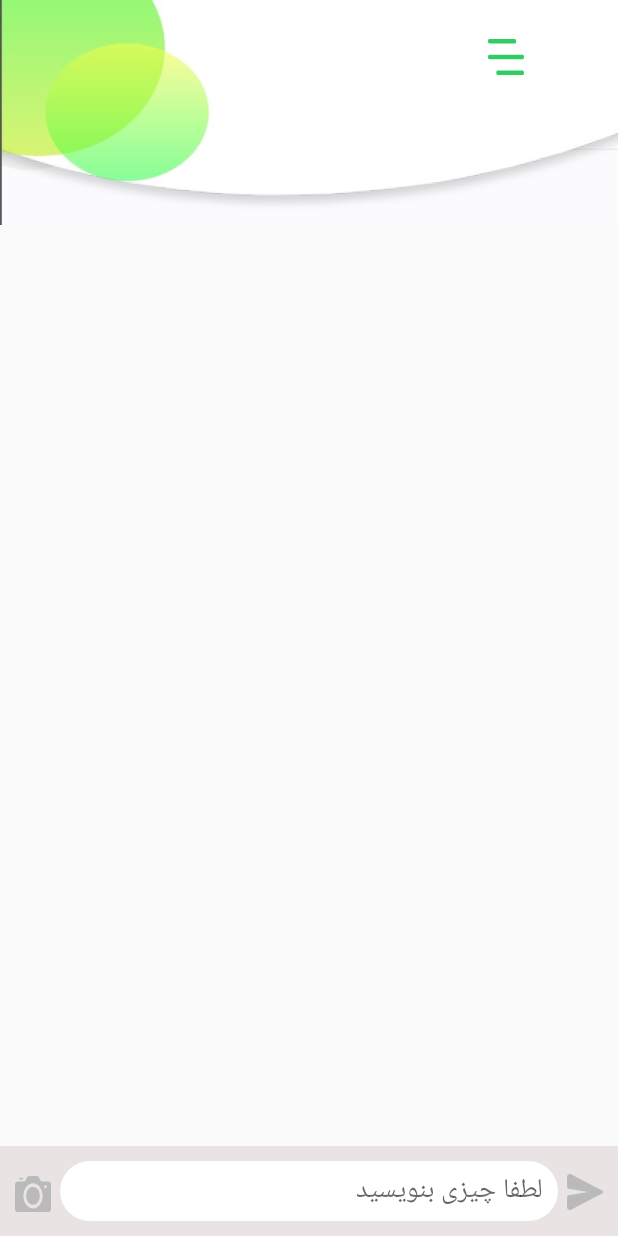
After one commit to gelophoneTeam/DarokhanehApp, an Android app: the Chat screen opened directly, with no data from a screen before it, on a phone screen of 412 x 824 dp. The commit adds this screen. Run offline under Robolectric (Android 15) with nearby library versions, the phone set to English and light mode, and no system bars.

Commit message:
Add chat page

```diff
--- a/app/src/main/AndroidManifest.xml
+++ b/app/src/main/AndroidManifest.xml
@@ -17,7 +17,8 @@
             </intent-filter>
         </activity>
         <activity android:name=".LogIn" />
-        <activity android:name=".VerificationCode"></activity>
+        <activity android:name=".VerificationCode" />
+        <activity android:name=".Chat"></activity>
     </application>
 
 </manifest>
--- /dev/null
+++ b/app/src/main/java/com/example/malizen/darokhanehapp/Chat.java
@@ -0,0 +1,112 @@
+package com.example.malizen.darokhanehapp;
+
+import android.support.v7.app.AppCompatActivity;
+import android.os.Bundle;
+
+import android.content.Intent;
+import android.database.DataSetObserver;
+import android.provider.MediaStore;
+import android.support.v7.app.AppCompatActivity;
+import android.os.Bundle;
+import android.view.KeyEvent;
+import android.view.View;
+import android.widget.AbsListView;
+import android.widget.EditText;
+import android.widget.ImageView;
+import android.widget.ListView;
+
+public class Chat extends AppCompatActivity {
+    private static final String TAG = "ChatActivity";
+    private ChatAdapter adp;
+    private ListView list;
+    private EditText chatText;
+    private ImageView send,camera;
+    Intent intent;
+    private boolean side = false;
+    @Override
+    protected void onCreate(Bundle savedInstanceState) {
+        super.onCreate(savedInstanceState);
+        setContentView(R.layout.activity_chat);
+        Intent i = getIntent();
+
+
+
+        send = (ImageView) findViewById(R.id.img);
+        camera=(ImageView)findViewById(R.id.camera);
+        list = (ListView) findViewById(R.id.listview);
+        chatText = (EditText) findViewById(R.id.editText);
+
+
+        adp = new ChatAdapter(getApplicationContext(), R.layout.message_layout);
+        list.setAdapter(adp);
+
+
+        chatText.setOnKeyListener(new View.OnKeyListener() {
+            public boolean onKey(View v, int keyCode, KeyEvent event) {
+                if ((event.getAction() == KeyEvent.ACTION_DOWN) && (keyCode == KeyEvent.KEYCODE_ENTER)) {
+                    return sendChatMessage();
+                }
+                return false;
+            }
+        });
+
+        camera.setOnClickListener(new View.OnClickListener() {
+            @Override
+            public void onClick(View v) {
+                Intent intent = new Intent(MediaStore.ACTION_IMAGE_CAPTURE);
+                startActivityForResult(intent,0);
+            }
+        });
+
+
+
+        send.setOnClickListener(new View.OnClickListener() {
+            @Override
+            public void onClick(View arg0) {
+
+                sendChatMessage();
+            }
+        });
+
+
+        list.setTranscriptMode(AbsListView.TRANSCRIPT_MODE_ALWAYS_SCROLL);
+        list.setAdapter(adp);
+
+
+        adp.registerDataSetObserver(new DataSetObserver() {
+
+
+
+            public void OnChanged(){
+
+
+                super.onChanged();
+
+
+                list.setSelection(adp.getCount() -1);
+
+
+
+
+            }
+
+
+
+        });
+
+
+    }
+
+
+    private boolean sendChatMessage(){
+
+        adp.add(new ChatMessage(side, chatText.getText().toString()));
+
+        chatText.setText("");
+
+        side = !side;
+
+        return true;
+    }
+
+}
--- /dev/null
+++ b/app/src/main/java/com/example/malizen/darokhanehapp/ChatAdapter.java
@@ -0,0 +1,81 @@
+package com.example.malizen.darokhanehapp;
+
+
+import android.content.Context;
+import android.graphics.Bitmap;
+import android.graphics.BitmapFactory;
+import android.view.Gravity;
+import android.view.LayoutInflater;
+import android.view.View;
+import android.view.ViewGroup;
+import android.widget.ArrayAdapter;
+import android.widget.LinearLayout;
+import android.widget.TextView;
+
+import java.util.ArrayList;
+import java.util.List;
+
+public class ChatAdapter extends ArrayAdapter<ChatMessage>{
+    private TextView chatText;
+    private List<ChatMessage> MessageList = new ArrayList<ChatMessage>();
+    private LinearLayout layout;
+
+
+    public ChatAdapter(Context context, int textViewResourceId) {
+        super(context, textViewResourceId);
+    }
+
+
+    public void add(ChatMessage object) {
+        // TODO Auto-generated method stub
+
+        MessageList.add(object);
+        super.add(object);
+
+    }
+
+    public int getCount()
+    {
+        return this.MessageList.size();
+
+    }
+
+    public ChatMessage getItem(int index){
+
+
+
+        return this.MessageList.get(index);
+
+
+    }
+
+    public View getView(int position,View ConvertView, ViewGroup parent){
+
+        View v = ConvertView;
+        if(v==null){
+
+            LayoutInflater inflater = (LayoutInflater) this.getContext().getSystemService(Context.LAYOUT_INFLATER_SERVICE);
+            v =inflater.inflate(R.layout.message_layout,parent,false);
+
+
+        }
+
+        layout = (LinearLayout)v.findViewById(R.id.Message1);
+        ChatMessage messageobj = getItem(position);
+        chatText =(TextView)v.findViewById(R.id.SingleMessage);
+        chatText.setText(messageobj.message);
+
+        chatText.setBackgroundResource(messageobj.left ? R.drawable.mine:R.drawable.your);
+
+        layout.setGravity(messageobj.left?Gravity.LEFT:Gravity.RIGHT);
+
+        return v;
+
+
+    }
+
+    public Bitmap decodeToBitmap(byte[] decodedByte) {
+        return BitmapFactory.decodeByteArray(decodedByte, 0, decodedByte.length);
+    }
+
+}
--- /dev/null
+++ b/app/src/main/java/com/example/malizen/darokhanehapp/ChatMessage.java
@@ -0,0 +1,13 @@
+package com.example.malizen.darokhanehapp;
+
+public class ChatMessage {
+    public boolean left;
+    public String message;
+
+    public ChatMessage(boolean left , String message) {
+        // TODO Auto-generated constructor stub
+        super();
+        this.left=left;
+        this.message = message;
+    }
+}
--- a/app/src/main/java/com/example/malizen/darokhanehapp/SignUp.java
+++ b/app/src/main/java/com/example/malizen/darokhanehapp/SignUp.java
@@ -24,7 +24,7 @@ public class SignUp extends AppCompatActivity {
         log=(TextView)findViewById(R.id.log);
        had=(TextView)findViewById(R.id.had);
         img=(TextView)findViewById(R.id.img);
-        signUp=(Button)findViewById(R.id.logIn);
+        signUp=(Button)findViewById(R.id.signUp);
 
 
 //set fonts
--- /dev/null
+++ b/app/src/main/res/drawable-v24/edttxt.xml
@@ -0,0 +1,8 @@
+<?xml version="1.0" encoding="utf-8"?>
+<shape xmlns:android="http://schemas.android.com/apk/res/android"
+    android:shape="rectangle">
+
+    <solid android:color="#ffffff" />
+    <corners android:radius="70dp" />
+
+</shape>
--- /dev/null
+++ b/app/src/main/res/drawable-v24/ic_camera.xml
@@ -0,0 +1,6 @@
+<vector android:height="24dp" android:viewportHeight="20"
+    android:viewportWidth="26" android:width="24dp" xmlns:android="http://schemas.android.com/apk/res/android">
+    <path android:fillColor="#bababa" android:pathData="M5,1L4,1A1,1 0,0 0,3 2L6,2A1,1 0,0 0,5 1Z"/>
+    <path android:fillColor="#bababa" android:pathData="M13,11m-5,0a5,5 0,1 1,10 0a5,5 0,1 1,-10 0"/>
+    <path android:fillColor="#bababa" android:pathData="M24,3L19.736,3a2,2 0,0 1,-1.789 -1.106l-0.394,-0.789A2,2 0,0 0,15.764 0L10.236,0a2,2 0,0 0,-1.789 1.106l-0.394,0.789A2,2 0,0 1,6.264 3L2,3A2,2 0,0 0,0 5L0,18a2,2 0,0 0,2 2L24,20a2,2 0,0 0,2 -2L26,5A2,2 0,0 0,24 3ZM13,18a7,7 0,1 1,7 -7A7.008,7.008 0,0 1,13 18ZM22,7a1,1 0,1 1,1 -1A1,1 0,0 1,22 7Z"/>
+</vector>
--- /dev/null
+++ b/app/src/main/res/drawable-v24/ic_menu.xml
@@ -0,0 +1,11 @@
+<vector android:height="24dp" android:viewportHeight="16"
+    android:viewportWidth="26" android:width="24dp" xmlns:android="http://schemas.android.com/apk/res/android">
+    <path android:fillColor="#00000000" android:pathData="M1,8L25,8"
+        android:strokeColor="#30ce62" android:strokeLineCap="round"
+        android:strokeLineJoin="round" android:strokeWidth="2"/>
+    <path android:fillColor="#00000000" android:pathData="M1,1L19.335,1"
+        android:strokeColor="#30ce62" android:strokeLineCap="round" android:strokeWidth="2"/>
+    <path android:fillColor="#00000000" android:pathData="M7,15L25,15"
+        android:strokeColor="#30ce62" android:strokeLineCap="round"
+        android:strokeLineJoin="round" android:strokeWidth="2"/>
+</vector>
--- /dev/null
+++ b/app/src/main/res/drawable-v24/ic_paper_plane.xml
@@ -0,0 +1,27 @@
+<vector xmlns:android="http://schemas.android.com/apk/res/android"
+    android:width="24dp"
+    android:height="24dp"
+    android:viewportWidth="24"
+    android:viewportHeight="24">
+  <path
+      android:pathData="M24,12L14,12L1.338,9.885 0,8L0,2L2.994,0.266l20.4,10.813Z"
+      android:fillColor="#bababa"/>
+  <path
+      android:pathData="M23,12m-1,0a1,1 0,1 1,2 0a1,1 0,1 1,-2 0"
+      android:fillColor="#bababa"/>
+  <path
+      android:pathData="M2,8m-2,0a2,2 0,1 1,4 0a2,2 0,1 1,-4 0"
+      android:fillColor="#bababa"/>
+  <path
+      android:pathData="M2,2m-2,0a2,2 0,1 1,4 0a2,2 0,1 1,-4 0"
+      android:fillColor="#bababa"/>
+  <path
+      android:pathData="M24,12L14,12L1.338,14.115 0,16v6l2.994,1.734 20.4,-10.813Z"
+      android:fillColor="#bababa"/>
+  <path
+      android:pathData="M2,16m-2,0a2,2 0,1 1,4 0a2,2 0,1 1,-4 0"
+      android:fillColor="#bababa"/>
+  <path
+      android:pathData="M2,22m-2,0a2,2 0,1 1,4 0a2,2 0,1 1,-4 0"
+      android:fillColor="#bababa"/>
+</vector>
--- /dev/null
+++ b/app/src/main/res/drawable-v24/mine.xml
@@ -0,0 +1,8 @@
+<?xml version="1.0" encoding="utf-8"?>
+<shape xmlns:android="http://schemas.android.com/apk/res/android"
+    android:shape="rectangle">
+
+    <solid android:color="#eae4e4" />
+    <corners android:bottomLeftRadius="0dp" android:radius="50dp" />
+
+</shape>
--- /dev/null
+++ b/app/src/main/res/drawable-v24/your.xml
@@ -0,0 +1,9 @@
+<?xml version="1.0" encoding="utf-8"?>
+<shape xmlns:android="http://schemas.android.com/apk/res/android"
+    android:shape="rectangle">
+    <gradient
+        android:endColor="#0ef506"
+        android:startColor="#0ef506"
+        />
+    <corners android:bottomRightRadius="0dp" android:radius="30dp" />
+</shape>
--- /dev/null
+++ b/app/src/main/res/layout/activity_chat.xml
@@ -0,0 +1,95 @@
+<?xml version="1.0" encoding="utf-8"?>
+<RelativeLayout xmlns:android="http://schemas.android.com/apk/res/android"
+    xmlns:app="http://schemas.android.com/apk/res-auto"
+    xmlns:tools="http://schemas.android.com/tools"
+    android:layout_width="match_parent"
+    android:layout_height="match_parent"
+    tools:context=".Chat">
+    <android.support.v7.widget.Toolbar
+        android:id="@+id/toolbar"
+        android:layout_width="match_parent"
+        android:layout_height="150dp"
+        android:background="@drawable/toolbarr"
+        app:layout_constraintBottom_toBottomOf="parent"
+        app:layout_constraintEnd_toEndOf="parent"
+        app:layout_constraintHorizontal_bias="0.0"
+        app:layout_constraintStart_toStartOf="parent"
+        app:layout_constraintTop_toTopOf="parent"
+        app:layout_constraintVertical_bias="0.0">
+
+        <ImageView
+            android:layout_width="wrap_content"
+            android:layout_height="wrap_content"
+            android:layout_marginLeft="325dp"
+            android:layout_marginBottom="100dp"
+            android:src="@drawable/ic_menu" />
+    </android.support.v7.widget.Toolbar>
+
+    <ListView
+        android:id="@+id/listview"
+        android:layout_width="match_parent"
+        android:layout_height="wrap_content"
+        android:layout_marginBottom="80dp"
+        android:layout_marginTop="100dp"
+        android:divider="@null"
+        android:dividerHeight="0dp"/>
+
+    <RelativeLayout
+        android:id="@+id/form"
+        android:layout_height="60dp"
+        android:layout_width="match_parent"
+        android:layout_alignParentBottom="true"
+        android:layout_alignParentLeft="true"
+        android:orientation="vertical"
+        android:background="#eae3e3"
+        >
+
+        <ImageView
+            android:id="@+id/camera"
+            android:layout_width="wrap_content"
+            android:layout_height="wrap_content"
+            android:layout_alignBottom="@+id/editText"
+            android:layout_alignParentLeft="true"
+            android:layout_gravity="center"
+            android:layout_marginStart="10dp"
+            android:layout_marginLeft="10dp"
+            android:layout_marginTop="10dp"
+            android:layout_marginEnd="10dp"
+            android:layout_marginBottom="6dp"
+            android:background="@drawable/ic_camera"
+            android:padding="10dp"
+            android:scaleType="fitCenter" />
+
+        <EditText
+            android:id="@+id/editText"
+            android:layout_width="match_parent"
+            android:layout_height="40dp"
+            android:layout_centerInParent="true"
+            android:layout_gravity="center"
+            android:background="@drawable/edttxt"
+            android:hint="@string/text"
+            android:layout_marginLeft="40dp"
+            android:layout_marginRight="40dp"
+            android:paddingLeft="10dp"
+            android:paddingRight="10dp" />
+
+        <ImageView
+            android:id="@+id/img"
+            android:layout_width="wrap_content"
+            android:layout_height="wrap_content"
+            android:layout_alignBottom="@+id/editText"
+            android:layout_alignParentRight="true"
+            android:layout_gravity="center"
+            android:layout_marginHorizontal="10dp"
+            android:layout_marginStart="10dp"
+            android:layout_marginTop="10dp"
+            android:layout_marginEnd="10dp"
+            android:layout_marginRight="10dp"
+            android:layout_marginBottom="7dp"
+            android:background="@drawable/ic_paper_plane"
+            android:padding="10dp"
+            android:scaleType="fitCenter" />
+
+
+    </RelativeLayout>
+</RelativeLayout>
--- /dev/null
+++ b/app/src/main/res/layout/message_layout.xml
@@ -0,0 +1,25 @@
+<?xml version="1.0" encoding="utf-8"?>
+<LinearLayout xmlns:android="http://schemas.android.com/apk/res/android"
+    android:layout_width="fill_parent"
+    android:layout_height="wrap_content"
+    android:orientation="vertical" >
+
+    <LinearLayout
+        android:id="@+id/Message1"
+        android:layout_width="fill_parent"
+        android:layout_height="wrap_content"
+        >
+        <TextView
+            android:id="@+id/SingleMessage"
+            android:layout_width="200dp"
+            android:layout_height="wrap_content"
+            android:layout_gravity="center"
+            android:layout_margin="10dp"
+            android:background="@drawable/mine"
+            android:padding="15dp"
+            android:text="Hello friends"
+            android:textSize="18sp"
+            android:textColor="#353232"
+            />
+    </LinearLayout>
+</LinearLayout>
--- a/app/src/main/res/values/strings.xml
+++ b/app/src/main/res/values/strings.xml
@@ -6,5 +6,6 @@
     <string name="forget">رمز خود را فراموش کرده اید؟</string>
     <string name="name">نام کامل</string>
     <string name="email">ایمیل</string>
+    <string name="text">لطفا چیزی بنویسید</string>
 
 </resources>
```
Also changed, not shown: app/src/main/res/drawable-v24/toolbarr.jpg (added).
